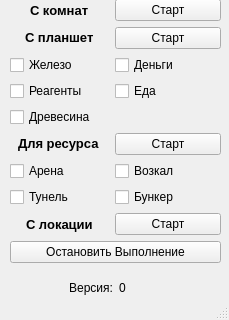
Qt form clicker_zero_city/windows_ui/see.ui (maklai26rus/clicker) before a commit; both pictures show x 0 to 229 and y 243 to 563 of the 229 by 563 pixel window.
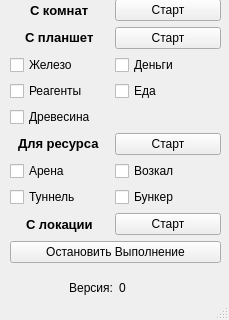
The same form after that commit. Icons and pictures are not drawn.

```diff
--- a/clicker_zero_city/windows_ui/see.ui
+++ b/clicker_zero_city/windows_ui/see.ui
@@ -73,7 +73,7 @@
       </widget>
      </item>
      <item>
-      <layout class="QGridLayout" name="gridLayout_3" rowstretch="0,0,0,0,0,0,0,0,0,0,0,0,0,0,0,0,0,0,0,0,0,0,0" columnstretch="0,0">
+      <layout class="QGridLayout" name="gridLayout_3" rowstretch="0,0,0,0,0,0,0,0,0,0,0,0,0,0,0,0,0,0,0,0,0,0" columnstretch="0,0">
        <property name="leftMargin">
         <number>0</number>
        </property>
@@ -356,7 +356,7 @@
        <item row="20" column="0">
         <widget class="QCheckBox" name="check_tunnel">
          <property name="text">
-          <string>Тунель</string>
+          <string>Туннель</string>
          </property>
         </widget>
        </item>
```
Left out of the diff: 2 changed lines with no effect on the pictures.
